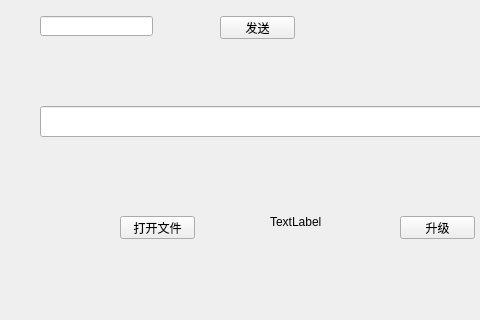
Above: untitled/my_widget.ui from mokart/qt_test_iap1 before the change; both pictures show x 0 to 480 and y 234 to 554 of the 738 by 554 pixel window. Below: the same form after it.
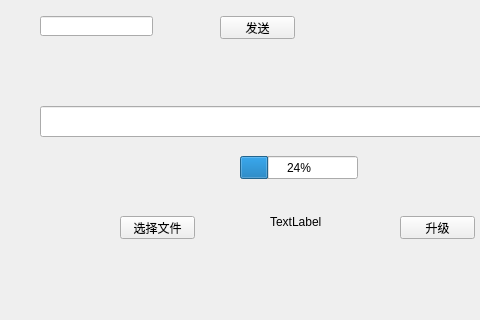
That is the form after the change.

```diff
--- a/untitled/my_widget.ui
+++ b/untitled/my_widget.ui
@@ -89,7 +89,7 @@
     </rect>
    </property>
    <property name="text">
-    <string>打开文件</string>
+    <string>选择文件</string>
    </property>
   </widget>
   <widget class="QPushButton" name="pushButton_upgrade">
@@ -118,6 +118,19 @@
     <string>TextLabel</string>
    </property>
   </widget>
+  <widget class="QProgressBar" name="progressBar">
+   <property name="geometry">
+    <rect>
+     <x>240</x>
+     <y>390</y>
+     <width>118</width>
+     <height>23</height>
+    </rect>
+   </property>
+   <property name="value">
+    <number>24</number>
+   </property>
+  </widget>
  </widget>
  <layoutdefault spacing="6" margin="11"/>
  <resources/>
```
